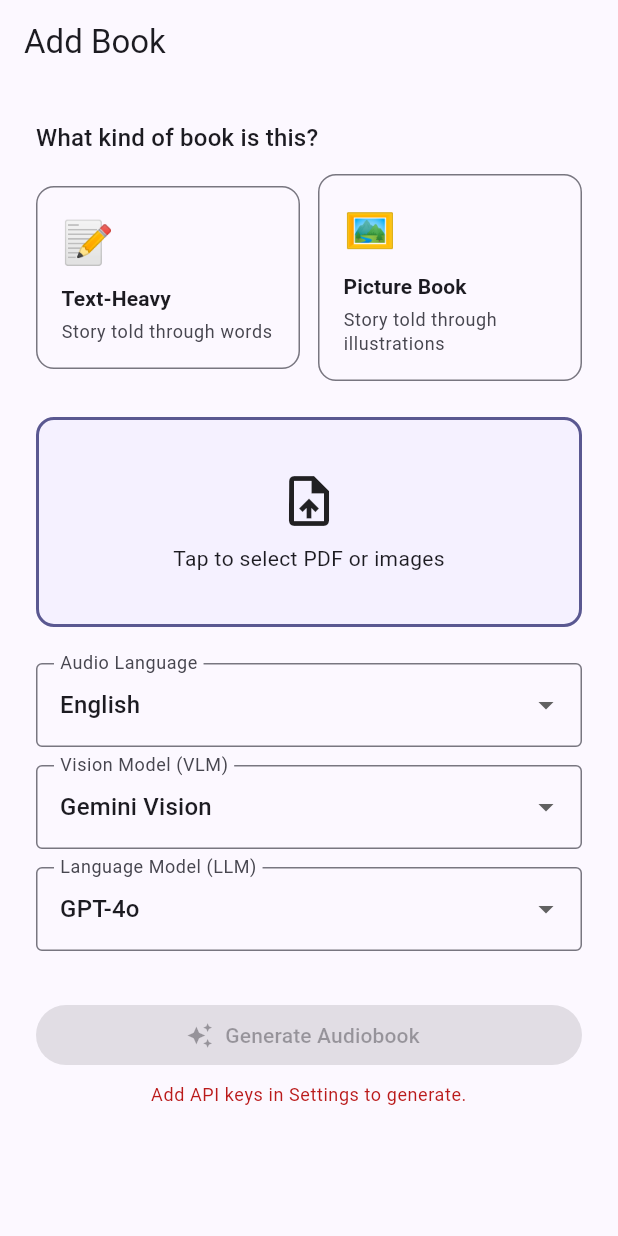
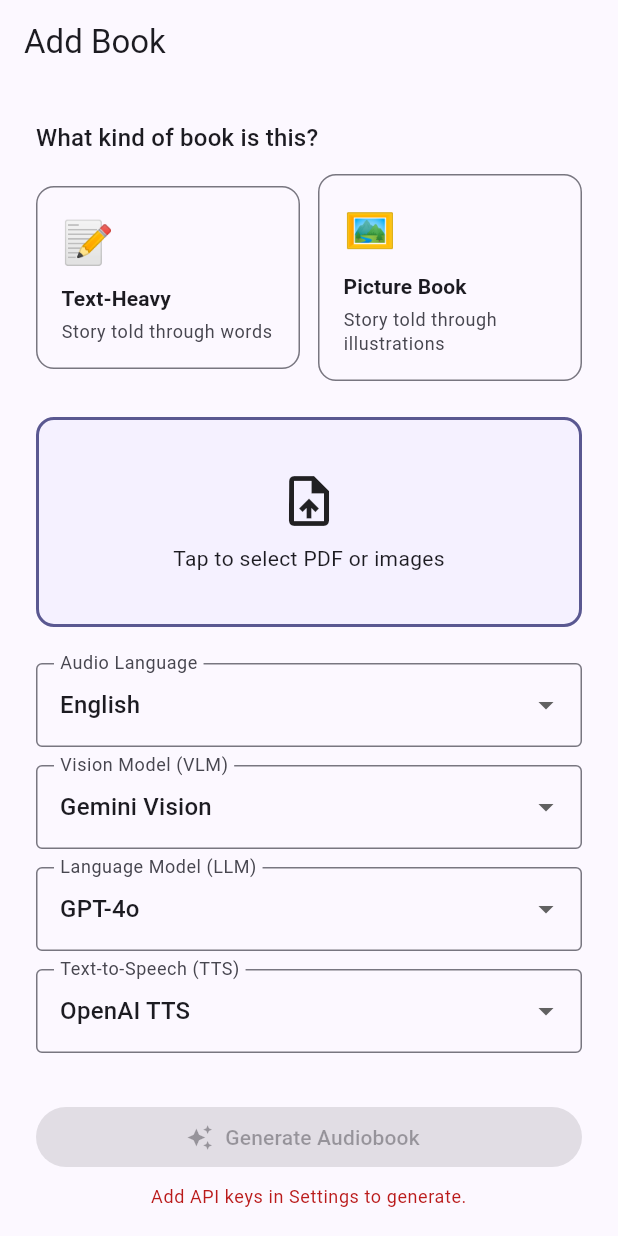
Before and after one commit to qz111/bookactor, a Flutter app: the UploadScreen screen opened by its route, on a phone screen of 412 x 824 dp. Run offline on Flutter 3.47's test engine with Material 3 defaults, Android fonts, the phone set to English and light mode, and no system bars; our stand-ins replace audioplayers, file_picker, flutter_riverpod, flutter_secure_storage, go_router, sqflite and 1 more; missing offline and left inert: pdfx; accounts and stored records are empty.

Commit message:
feat: add TTS provider selector (OpenAI / Gemini) to generate screen
- UploadScreen: add _ttsProvider state + dropdown (OpenAI TTS / Gemini TTS)
- AudioVersion model: add ttsProvider field, wire toMap/fromMap
- LoadingParams: add required ttsProvider field
- LibraryScreen/BookDetailScreen: pass v.ttsProvider ?? 'openai' on resume
- LoadingScreen: use correct default fallback voice per provider (alloy vs Aoede)
- ApiService.generateAudio: send tts_provider + google_api_key in body
- routers/tts.py: add tts_provider/google_api_key to TtsRequest, pass to generate_audio()

Co-Authored-By: Claude Sonnet 4.6 <noreply@anthropic.com>

```diff
--- a/lib/models/audio_version.dart
+++ b/lib/models/audio_version.dart
@@ -3,6 +3,7 @@ class AudioVersion {
   final String bookId;
   final String language;
   final String? llmProvider;
+  final String? ttsProvider;
   final String scriptJson;
   final String audioDir;
   final String status;
@@ -15,6 +16,7 @@ class AudioVersion {
     required this.bookId,
     required this.language,
     this.llmProvider,
+    this.ttsProvider,
     required this.scriptJson,
     required this.audioDir,
     required this.status,
@@ -31,6 +33,7 @@ class AudioVersion {
         'book_id': bookId,
         'language': language,
         'llm_provider': llmProvider,
+        'tts_provider': ttsProvider,
         'script_json': scriptJson,
         'audio_dir': audioDir,
         'status': status,
@@ -44,6 +47,7 @@ class AudioVersion {
         bookId: map['book_id'] as String,
         language: map['language'] as String,
         llmProvider: map['llm_provider'] as String?,
+        ttsProvider: map['tts_provider'] as String?,
         scriptJson: map['script_json'] as String,
         audioDir: map['audio_dir'] as String,
         status: map['status'] as String,
@@ -63,6 +67,7 @@ class AudioVersion {
         bookId: bookId,
         language: language,
         llmProvider: llmProvider,
+        ttsProvider: ttsProvider,
         scriptJson: scriptJson ?? this.scriptJson,
         audioDir: audioDir,
         status: status ?? this.status,
--- a/lib/screens/library_screen.dart
+++ b/lib/screens/library_screen.dart
@@ -57,6 +57,7 @@ class LibraryScreen extends ConsumerWidget {
                             language: v.language,
                             vlmProvider: book.vlmProvider,
                             llmProvider: v.llmProvider ?? 'gpt4o',
+                            ttsProvider: v.ttsProvider ?? 'openai',
                             // processingMode is not used on resume (isNewBook: false skips analyzePages).
                             // Required field; textHeavy satisfies the constructor.
                             processingMode: ProcessingMode.textHeavy,
--- a/lib/screens/upload_screen.dart
+++ b/lib/screens/upload_screen.dart
@@ -42,6 +42,7 @@ class _UploadScreenState extends ConsumerState<UploadScreen> {
   String _language = 'en';
   String _vlmProvider = 'gemini';
   String _llmProvider = 'gpt4o';
+  String _ttsProvider = 'openai';
   bool _isGenerating = false;
   ProcessingMode? _processingMode;
 
@@ -174,6 +175,7 @@ class _UploadScreenState extends ConsumerState<UploadScreen> {
         bookId: bookId,
         language: _language,
         llmProvider: _llmProvider,
+        ttsProvider: _ttsProvider,
         scriptJson: '{}',
         audioDir: '',
         status: 'generating',
@@ -192,6 +194,7 @@ class _UploadScreenState extends ConsumerState<UploadScreen> {
           language: _language,
           vlmProvider: _vlmProvider,
           llmProvider: _llmProvider,
+          ttsProvider: _ttsProvider,
           processingMode: _processingMode!,
           isNewBook: true,
           lastGeneratedLine: -1,
@@ -278,6 +281,18 @@ class _UploadScreenState extends ConsumerState<UploadScreen> {
               DropdownMenuItem(value: 'gemini', child: Text('Gemini')),
             ],
             onChanged: (v) => setState(() => _llmProvider = v!),
+          ),
+          const SizedBox(height: 12),
+          DropdownButtonFormField<String>(
+            value: _ttsProvider,
+            decoration: const InputDecoration(
+                labelText: 'Text-to-Speech (TTS)',
+                border: OutlineInputBorder()),
+            items: const [
+              DropdownMenuItem(value: 'openai', child: Text('OpenAI TTS')),
+              DropdownMenuItem(value: 'gemini', child: Text('Gemini TTS')),
+            ],
+            onChanged: (v) => setState(() => _ttsProvider = v!),
           ),
           const SizedBox(height: 32),
           FilledButton.icon(
--- a/lib/services/api_service.dart
+++ b/lib/services/api_service.dart
@@ -71,13 +71,16 @@ class ApiService {
 
   Future<List<Map<String, dynamic>>> generateAudio({
     required List<Map<String, dynamic>> lines,
+    String ttsProvider = 'openai',
   }) async {
     final response = await client.post(
       Uri.parse('$baseUrl/tts'),
       headers: {'content-type': 'application/json'},
       body: jsonEncode({
         'lines': lines,
+        'tts_provider': ttsProvider,
         'openai_api_key': openAiKey,
+        'google_api_key': googleKey,
       }),
     );
     _checkStatus(response);
```
Also changed, not shown: lib/screens/loading_screen.dart (+9 -2 lines), 2 other files.
